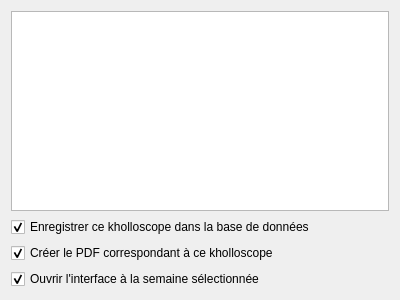
The window that managers/KholloscopeWizardPages/generatepage.ui (ThFeneuil/KholloAutoQt) describes before a commit, drawn with Qt 5.
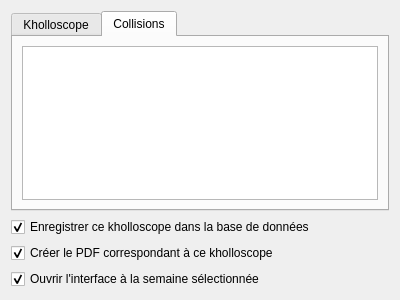
The same window after the commit.

Commit message: Tableau collision génération

The edit to the form file:
```diff
--- a/managers/KholloscopeWizardPages/generatepage.ui
+++ b/managers/KholloscopeWizardPages/generatepage.ui
@@ -13,6 +13,16 @@
   <property name="windowTitle">
    <string>WizardPage</string>
   </property>
+  <layout class="QVBoxLayout" name="verticalLayout_2">
+   <item>
+    <widget class="QTabWidget" name="tabWidget">
+     <property name="currentIndex">
+      <number>1</number>
+     </property>
+     <widget class="QWidget" name="tab">
+      <attribute name="title">
+       <string>Kholloscope</string>
+      </attribute>
   <layout class="QVBoxLayout" name="verticalLayout">
    <item>
     <widget class="QTableWidget" name="tableWidget">
@@ -56,6 +66,53 @@
        <string>Kholleur, Distance</string>
       </property>
      </column>
+        </widget>
+       </item>
+      </layout>
+     </widget>
+     <widget class="QWidget" name="tab_2">
+      <attribute name="title">
+       <string>Collisions</string>
+      </attribute>
+      <layout class="QVBoxLayout" name="verticalLayout_3">
+       <item>
+        <widget class="QTableWidget" name="tableCollision">
+         <property name="sizeAdjustPolicy">
+          <enum>QAbstractScrollArea::AdjustToContents</enum>
+         </property>
+         <property name="editTriggers">
+          <set>QAbstractItemView::NoEditTriggers</set>
+         </property>
+         <property name="alternatingRowColors">
+          <bool>true</bool>
+         </property>
+         <property name="selectionMode">
+          <enum>QAbstractItemView::NoSelection</enum>
+         </property>
+         <property name="showGrid">
+          <bool>false</bool>
+         </property>
+         <property name="columnCount">
+          <number>2</number>
+         </property>
+         <attribute name="horizontalHeaderVisible">
+          <bool>false</bool>
+         </attribute>
+         <attribute name="horizontalHeaderCascadingSectionResizes">
+          <bool>true</bool>
+         </attribute>
+         <attribute name="horizontalHeaderStretchLastSection">
+          <bool>true</bool>
+         </attribute>
+         <attribute name="verticalHeaderVisible">
+          <bool>false</bool>
+         </attribute>
+         <column/>
+         <column/>
+        </widget>
+       </item>
+      </layout>
+     </widget>
     </widget>
    </item>
    <item>
```
Left out of the diff: 2 changed lines with no effect on the pictures. Lines whose indentation alone changed are shown as unchanged. The commit also changes 3 other files.
